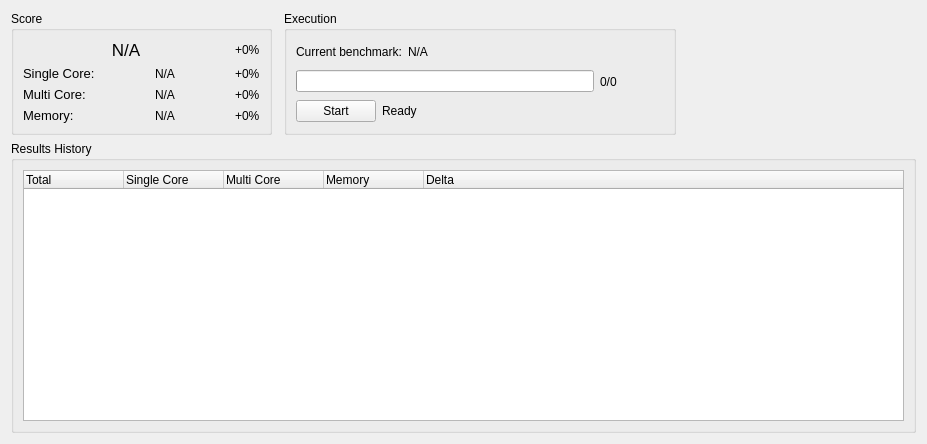
Above: apps/Qt/Views/FullBenchmarkView/FullBenchmarkView.ui from klapeto/elpida before the change. Below: the same form after it.
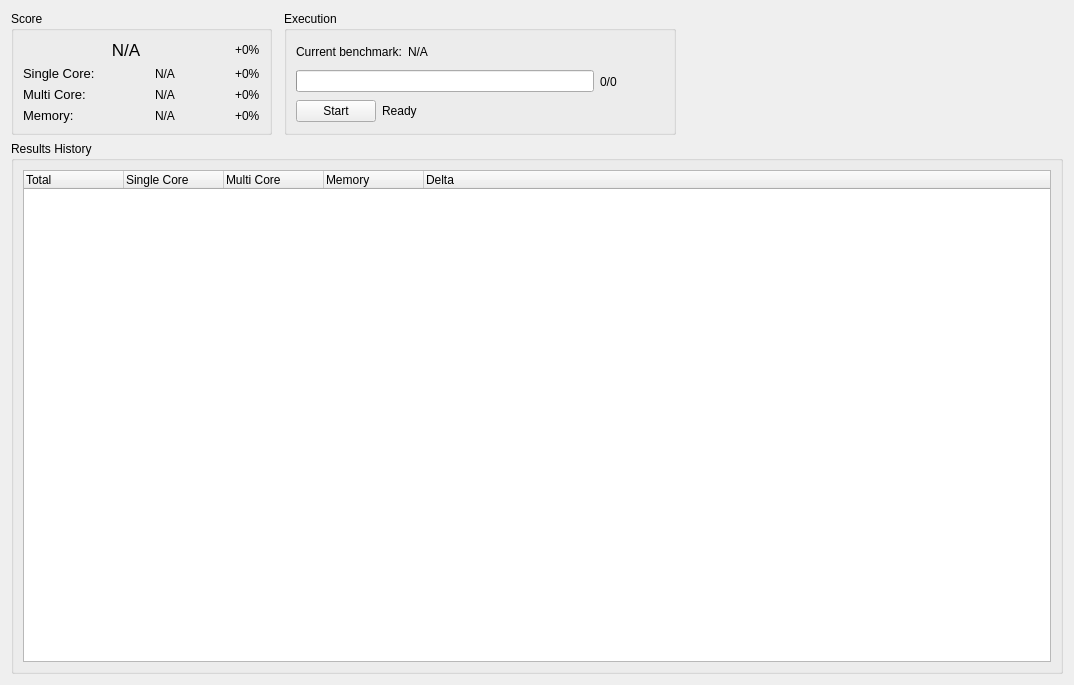
That is the form after the change.

Diff of the .ui file:
```diff
--- a/apps/Qt/Views/FullBenchmarkView/FullBenchmarkView.ui
+++ b/apps/Qt/Views/FullBenchmarkView/FullBenchmarkView.ui
@@ -6,8 +6,8 @@
    <rect>
     <x>0</x>
     <y>0</y>
-    <width>927</width>
-    <height>444</height>
+    <width>1074</width>
+    <height>685</height>
    </rect>
   </property>
   <property name="windowTitle">
```
Left out of the diff: 36 changed lines with no effect on the pictures.
